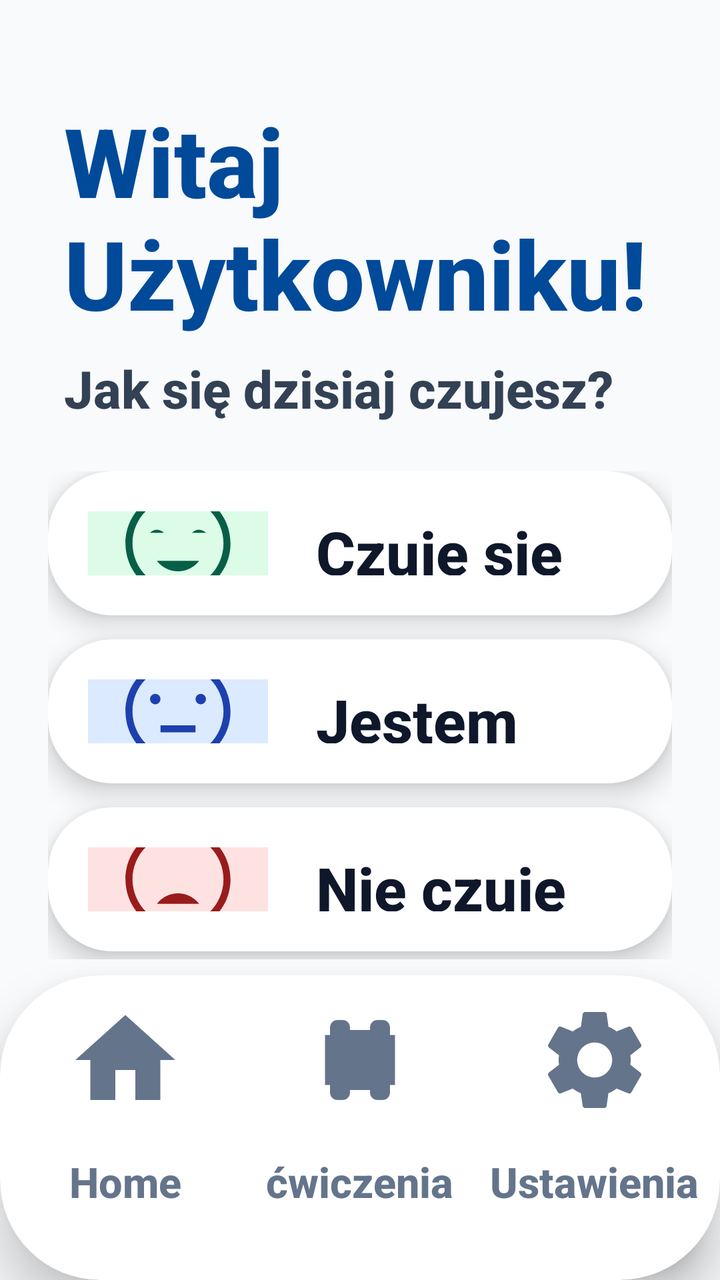
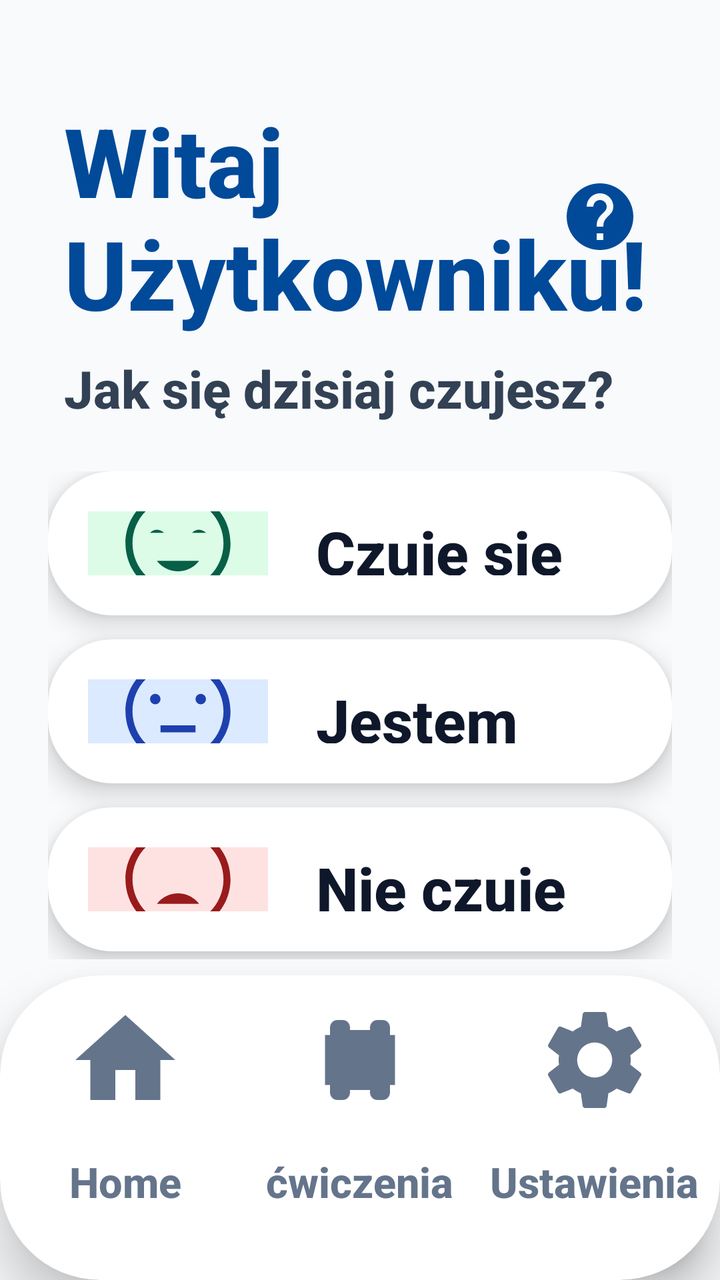

The first picture is an Android layout as it rendered before a commit; the second is the same layout after the commit. The layout source and the unified diff follow.
<!-- AndroidManifest.xml: application theme Theme.Fitnessapp -->
<!-- res/layout/activity_main.xml -->
<?xml version="1.0" encoding="utf-8"?>
<androidx.constraintlayout.widget.ConstraintLayout xmlns:android="http://schemas.android.com/apk/res/android"
    xmlns:app="http://schemas.android.com/apk/res-auto"
    android:layout_width="match_parent"
    android:layout_height="match_parent"
    android:background="#F8FAFC">

    <LinearLayout
        android:id="@+id/header_container"
        android:layout_width="match_parent"
        android:layout_height="wrap_content"
        android:orientation="vertical"
        android:paddingHorizontal="32dp"
        android:paddingTop="48dp"
        app:layout_constraintTop_toTopOf="parent">

        <TextView
            android:id="@+id/tv_welcome_title"
            android:layout_width="match_parent"
            android:layout_height="wrap_content"
            android:text="Witaj Użytkowniku!"
            android:textColor="#004A99"
            android:textSize="48sp"
            android:textStyle="bold" />

        <TextView
            android:layout_width="match_parent"
            android:layout_height="wrap_content"
            android:layout_marginTop="8dp"
            android:text="Jak się dzisiaj czujesz?"
            android:textColor="#334155"
            android:textSize="26sp"
            android:textStyle="bold" />
    </LinearLayout>

    <LinearLayout
        android:layout_width="match_parent"
        android:layout_height="0dp"
        android:orientation="vertical"
        android:paddingHorizontal="24dp"
        android:paddingTop="24dp"
        android:paddingBottom="8dp"
        app:layout_constraintTop_toBottomOf="@id/header_container"
        app:layout_constraintBottom_toTopOf="@id/bottom_nav_container">

        
        <androidx.cardview.widget.CardView
            android:id="@+id/card_mood_happy"
            android:layout_width="match_parent"
            android:layout_height="0dp"
            android:layout_weight="1"
            android:layout_marginBottom="12dp"
            app:cardCornerRadius="32dp"
            app:cardElevation="8dp"
            android:clickable="true"
            android:focusable="true"
            android:foreground="?android:attr/selectableItemBackground">

            <LinearLayout
                android:layout_width="match_parent"
                android:layout_height="match_parent"
                android:gravity="center_vertical"
                android:orientation="horizontal"
                android:padding="20dp">

                <FrameLayout
                    android:layout_width="90dp"
                    android:layout_height="90dp">
                    <View
                        android:layout_width="match_parent"
                        android:layout_height="match_parent"
                        android:background="@drawable/bg_indicator_active"
                        android:backgroundTint="#DCFCE7" />
                    <ImageView
                        android:layout_width="56dp"
                        android:layout_height="56dp"
                        android:layout_gravity="center"
                        android:src="@drawable/ic_mood_happy" />
                </FrameLayout>

                <TextView
                    android:layout_width="0dp"
                    android:layout_height="wrap_content"
                    android:layout_weight="1"
                    android:layout_marginStart="24dp"
                    android:text="Czuję się\ndobrze"
                    android:textColor="#0F172A"
                    android:textSize="30sp"
                    android:textStyle="bold"
                    android:lineSpacingMultiplier="0.85" />
            </LinearLayout>
        </androidx.cardview.widget.CardView>

        
        <androidx.cardview.widget.CardView
            android:id="@+id/card_mood_sad"
            android:layout_width="match_parent"
            android:layout_height="0dp"
            android:layout_weight="1"
            android:layout_marginBottom="12dp"
            app:cardCornerRadius="32dp"
            app:cardElevation="8dp"
            android:clickable="true"
            android:focusable="true"
            android:foreground="?android:attr/selectableItemBackground">

            <LinearLayout
                android:layout_width="match_parent"
                android:layout_height="match_parent"
                android:gravity="center_vertical"
                android:orientation="horizontal"
                android:padding="20dp">

                <FrameLayout
                    android:layout_width="90dp"
                    android:layout_height="90dp">
                    <View
                        android:layout_width="match_parent"
                        android:layout_height="match_parent"
                        android:background="@drawable/bg_indicator_active"
                        android:backgroundTint="#DBEAFE" />
                    <ImageView
                        android:layout_width="56dp"
                        android:layout_height="56dp"
                        android:layout_gravity="center"
                        android:src="@drawable/ic_mood_sad" />
                </FrameLayout>

                <TextView
                    android:layout_width="0dp"
                    android:layout_height="wrap_content"
                    android:layout_weight="1"
                    android:layout_marginStart="24dp"
                    android:text="Jestem\nzmęczony"
                    android:textColor="#0F172A"
                    android:textSize="30sp"
                    android:textStyle="bold"
                    android:lineSpacingMultiplier="0.85" />
            </LinearLayout>
        </androidx.cardview.widget.CardView>

        
        <androidx.cardview.widget.CardView
            android:id="@+id/card_mood_very_sad"
            android:layout_width="match_parent"
            android:layout_height="0dp"
            android:layout_weight="1"
            android:layout_marginBottom="4dp"
            app:cardCornerRadius="32dp"
            app:cardElevation="8dp"
            android:clickable="true"
            android:focusable="true"
            android:foreground="?android:attr/selectableItemBackground">

            <LinearLayout
                android:layout_width="match_parent"
                android:layout_height="match_parent"
                android:gravity="center_vertical"
                android:orientation="horizontal"
                android:padding="20dp">

                <FrameLayout
                    android:layout_width="90dp"
                    android:layout_height="90dp">
                    <View
                        android:layout_width="match_parent"
                        android:layout_height="match_parent"
                        android:background="@drawable/bg_indicator_active"
                        android:backgroundTint="#FEE2E2" />
                    <ImageView
                        android:layout_width="56dp"
                        android:layout_height="56dp"
                        android:layout_gravity="center"
                        android:src="@drawable/ic_mood_very_sad" />
                </FrameLayout>

                <TextView
                    android:layout_width="0dp"
                    android:layout_height="wrap_content"
                    android:layout_weight="1"
                    android:layout_marginStart="24dp"
                    android:text="Nie czuję się\ndobrze"
                    android:textColor="#0F172A"
                    android:textSize="30sp"
                    android:textStyle="bold"
                    android:lineSpacingMultiplier="0.85" />
            </LinearLayout>
        </androidx.cardview.widget.CardView>

    </LinearLayout>

    <include
        android:id="@+id/bottom_nav_container"
        layout="@layout/layout_bottom_nav"
        android:layout_width="match_parent"
        android:layout_height="wrap_content"
        app:layout_constraintBottom_toBottomOf="parent" />

    <com.google.android.material.floatingactionbutton.FloatingActionButton
        android:id="@+id/fab_mic"
        android:layout_width="wrap_content"
        android:layout_height="wrap_content"
        android:layout_margin="16dp"
        android:layout_marginBottom="220dp"
        android:contentDescription="Nagrywanie głosu"
        android:src="@drawable/ic_mic"
        app:backgroundTint="#004A99"
        app:tint="#FFFFFF"
        app:fabSize="normal"
        app:elevation="8dp"
        app:layout_constraintBottom_toBottomOf="parent"
        app:layout_constraintEnd_toEndOf="parent" />

</androidx.constraintlayout.widget.ConstraintLayout>
<!-- res/layout/layout_bottom_nav.xml (included above) -->
<?xml version="1.0" encoding="utf-8"?>
<androidx.cardview.widget.CardView xmlns:android="http://schemas.android.com/apk/res/android"
    xmlns:app="http://schemas.android.com/apk/res-auto"
    android:id="@+id/bottom_nav_container"
    android:layout_width="match_parent"
    android:layout_height="210dp"
    app:cardCornerRadius="50dp"
    app:cardElevation="16dp"
    app:cardBackgroundColor="#FFFFFF"
    android:layout_marginBottom="-35dp">

    <LinearLayout
        android:layout_width="match_parent"
        android:layout_height="match_parent"
        android:orientation="horizontal"
        android:paddingBottom="35dp"
        android:paddingHorizontal="4dp"
        android:gravity="bottom">

        
        <LinearLayout
            android:id="@+id/nav_home"
            android:layout_width="0dp"
            android:layout_height="match_parent"
            android:layout_weight="1"
            android:gravity="center"
            android:orientation="vertical"
            android:clickable="true"
            android:focusable="true"
            android:background="?android:attr/selectableItemBackground">

            <androidx.cardview.widget.CardView
                android:id="@+id/nav_home_indicator"
                android:layout_width="120dp"
                android:layout_height="85dp"
                app:cardCornerRadius="30dp"
                app:cardElevation="0dp"
                app:cardBackgroundColor="@android:color/transparent">
                <ImageView
                    android:id="@+id/nav_home_icon"
                    android:layout_width="60dp"
                    android:layout_height="60dp"
                    android:layout_gravity="center"
                    android:src="@drawable/ic_home"
                    app:tint="#64748B" />
            </androidx.cardview.widget.CardView>
            <TextView
                android:id="@+id/nav_home_text"
                android:layout_width="wrap_content"
                android:layout_height="wrap_content"
                android:text="Home"
                android:textColor="#64748B"
                android:textStyle="bold"
                android:textSize="21sp"
                android:maxLines="1"
                android:ellipsize="none"
                android:layout_marginTop="4dp" />
        </LinearLayout>

        
        <LinearLayout
            android:id="@+id/nav_plan"
            android:layout_width="0dp"
            android:layout_height="match_parent"
            android:layout_weight="1"
            android:gravity="center"
            android:orientation="vertical"
            android:clickable="true"
            android:focusable="true"
            android:background="?android:attr/selectableItemBackground">

            <androidx.cardview.widget.CardView
                android:id="@+id/nav_plan_indicator"
                android:layout_width="120dp"
                android:layout_height="85dp"
                app:cardCornerRadius="30dp"
                app:cardElevation="0dp"
                app:cardBackgroundColor="@android:color/transparent">
                <ImageView
                    android:id="@+id/nav_plan_icon"
                    android:layout_width="60dp"
                    android:layout_height="60dp"
                    android:layout_gravity="center"
                    android:src="@drawable/ic_dumbbell"
                    app:tint="#64748B" />
            </androidx.cardview.widget.CardView>
            <TextView
                android:id="@+id/nav_plan_text"
                android:layout_width="wrap_content"
                android:layout_height="wrap_content"
                android:text="ćwiczenia"
                android:textColor="#64748B"
                android:textStyle="bold"
                android:textSize="21sp"
                android:maxLines="1"
                android:ellipsize="none"
                android:layout_marginTop="4dp" />
        </LinearLayout>

        
        <LinearLayout
            android:id="@+id/nav_settings"
            android:layout_width="0dp"
            android:layout_height="match_parent"
            android:layout_weight="1"
            android:gravity="center"
            android:orientation="vertical"
            android:clickable="true"
            android:focusable="true"
            android:background="?android:attr/selectableItemBackground">

            <androidx.cardview.widget.CardView
                android:id="@+id/nav_settings_indicator"
                android:layout_width="120dp"
                android:layout_height="85dp"
                app:cardCornerRadius="30dp"
                app:cardElevation="0dp"
                app:cardBackgroundColor="@android:color/transparent">
                <ImageView
                    android:id="@+id/nav_settings_icon"
                    android:layout_width="60dp"
                    android:layout_height="60dp"
                    android:layout_gravity="center"
                    android:src="@drawable/ic_settings"
                    app:tint="#64748B" />
            </androidx.cardview.widget.CardView>
            <TextView
                android:id="@+id/nav_settings_text"
                android:layout_width="wrap_content"
                android:layout_height="wrap_content"
                android:text="Ustawienia"
                android:textColor="#64748B"
                android:textStyle="bold"
                android:textSize="21sp"
                android:maxLines="1"
                android:ellipsize="none"
                android:layout_marginTop="4dp" />
        </LinearLayout>

    </LinearLayout>
</androidx.cardview.widget.CardView>
<!-- resources referenced by this layout -->
<resources>
  <!-- drawable bg_indicator_active (drawable) -->
  <?xml version="1.0" encoding="utf-8"?>
  <shape xmlns:android="http://schemas.android.com/apk/res/android"
      android:shape="rectangle">
      <solid android:color="@color/blue_primary" />
      <corners android:radius="4dp" />
  </shape>
  <!-- drawable ic_dumbbell (drawable) -->
  <vector xmlns:android="http://schemas.android.com/apk/res/android"
      android:width="24dp"
      android:height="24dp"
      android:viewportWidth="24"
      android:viewportHeight="24">
      <path
          android:fillColor="#000000"
          android:pathData="M18,18.5V17H19V7H18V5.5A1.5,1.5 0,0 0,16.5 4H15.5A1.5,1.5 0,0 0,14 5.5V6H10V5.5A1.5,1.5 0,0 0,8.5 4H7.5A1.5,1.5 0,0 0,6 5.5V7H5V17H6V18.5A1.5,1.5 0,0 0,7.5 20H8.5A1.5,1.5 0,0 0,10 18.5V18H14V18.5A1.5,1.5 0,0 0,15.5 20H16.5A1.5,1.5 0,0 0,18 18.5Z"/>
  </vector>
  <!-- drawable ic_home (drawable) -->
  <vector xmlns:android="http://schemas.android.com/apk/res/android"
      android:width="24dp"
      android:height="24dp"
      android:viewportWidth="24"
      android:viewportHeight="24">
      <path
          android:fillColor="#FF000000"
          android:pathData="M10,20V14H14V20H19V12H22L12,3L2,12H5V20H10Z" />
  </vector>
  <!-- drawable ic_mic (drawable) -->
  <vector xmlns:android="http://schemas.android.com/apk/res/android"
      android:width="24dp"
      android:height="24dp"
      android:viewportWidth="24"
      android:viewportHeight="24">
      <path
          android:fillColor="#1A5DFF"
          android:pathData="M12,14c1.66,0 3,-1.34 3,-3V5c0,-1.66 -1.34,-3 -3,-3S9,3.34 9,5v6C9,12.66 10.34,14 12,14zM17.3,11c0,3 -2.54,5.1 -5.3,5.1S6.7,14 6.7,11H5c0,3.41 2.72,6.23 6,6.72V21h2v-3.28c3.28,-0.49 6,-3.31 6,-6.72H17.3z"/>
  </vector>
  <!-- drawable ic_mood_very_sad (drawable) -->
  <vector xmlns:android="http://schemas.android.com/apk/res/android"
      android:width="64dp"
      android:height="64dp"
      android:viewportWidth="64"
      android:viewportHeight="64">
      <path
          android:fillColor="#991B1B"
          android:pathData="M32,2C15.43,2 2,15.43 2,32s13.43,30 30,30 30,-13.43 30,-30S48.57,2 32,2zM32,58C17.66,58 6,46.34 6,32S17.66,6 32,6s26,11.66 26,26S46.34,58 32,58z"/>
      <path
          android:fillColor="#991B1B"
          android:pathData="M18,24l4,4m0,-4l-4,4M42,24l4,4m0,-4l-4,4"/>
      <path
          android:fillColor="#991B1B"
          android:pathData="M32,40c-8,0 -12,6 -12,6h24C44,46 40,40 32,40z"/>
  </vector>
  <style name="Theme.Fitnessapp" parent="Base.Theme.Fitnessapp" />
  <color name="blue_primary">#2563EB</color>
  <style name="Base.Theme.Fitnessapp" parent="Theme.Material3.Light.NoActionBar">
          
          <item name="android:fontFamily">sans-serif-medium</item>
          <item name="android:textAllCaps">false</item>
          <item name="android:textColor">#0F172A</item>
          <item name="android:windowBackground">#F8FAFC</item>
      </style>
  <!-- unchanged entries left out for length: 3 -->
</resources>

<!-- the commit's change to res/layout/activity_main.xml (unified diff, before → after) -->
@@ -14,6 +14,10 @@
         android:paddingTop="48dp"
         app:layout_constraintTop_toTopOf="parent">
 
+<RelativeLayout
+        android:layout_width="match_parent"
+        android:layout_height="wrap_content">
+
         <TextView
             android:id="@+id/tv_welcome_title"
             android:layout_width="match_parent"
@@ -22,6 +26,19 @@
             android:textColor="#004A99"
             android:textSize="48sp"
             android:textStyle="bold" />
+
+        <ImageButton
+            android:id="@+id/btn_help"
+            android:layout_width="56dp"
+            android:layout_height="56dp"
+            android:layout_alignParentEnd="true"
+            android:layout_centerVertical="true"
+            android:background="?android:attr/selectableItemBackgroundBorderless"
+            android:src="@drawable/ic_help"
+            android:scaleType="fitCenter"
+            android:padding="8dp"
+            android:contentDescription="Pomoc głosowa" />
+    </RelativeLayout>
 
         <TextView
             android:layout_width="match_parent"
<!-- resource entries referenced after the edit -->
@@ -16,6 +16,16 @@
       <path
           android:fillColor="#000000"
           android:pathData="M18,18.5V17H19V7H18V5.5A1.5,1.5 0,0 0,16.5 4H15.5A1.5,1.5 0,0 0,14 5.5V6H10V5.5A1.5,1.5 0,0 0,8.5 4H7.5A1.5,1.5 0,0 0,6 5.5V7H5V17H6V18.5A1.5,1.5 0,0 0,7.5 20H8.5A1.5,1.5 0,0 0,10 18.5V18H14V18.5A1.5,1.5 0,0 0,15.5 20H16.5A1.5,1.5 0,0 0,18 18.5Z"/>
+  </vector>
+  <!-- drawable ic_help (drawable) -->
+  <vector xmlns:android="http://schemas.android.com/apk/res/android"
+      android:width="48dp"
+      android:height="48dp"
+      android:viewportWidth="24"
+      android:viewportHeight="24">
+      <path
+          android:fillColor="#004A99"
+          android:pathData="M12,2C6.48,2 2,6.48 2,12s4.48,10 10,10 10,-4.48 10,-10S17.52,2 12,2zM13,19h-2v-2h2v2zM15.07,11.25l-0.9,0.92C13.45,12.9 13,13.5 13,15h-2v-0.5c0,-1.1 0.45,-2.1 1.17,-2.83l1.24,-1.26c0.37,-0.36 0.59,-0.86 0.59,-1.41 0,-1.1 -0.9,-2 -2,-2s-2,0.9 -2,2L8,9c0,-2.21 1.79,-4 4,-4s4,1.79 4,4c0,0.88 -0.36,1.68 -0.93,2.25z"/>
   </vector>
   <!-- drawable ic_home (drawable) -->
   <vector xmlns:android="http://schemas.android.com/apk/res/android"
